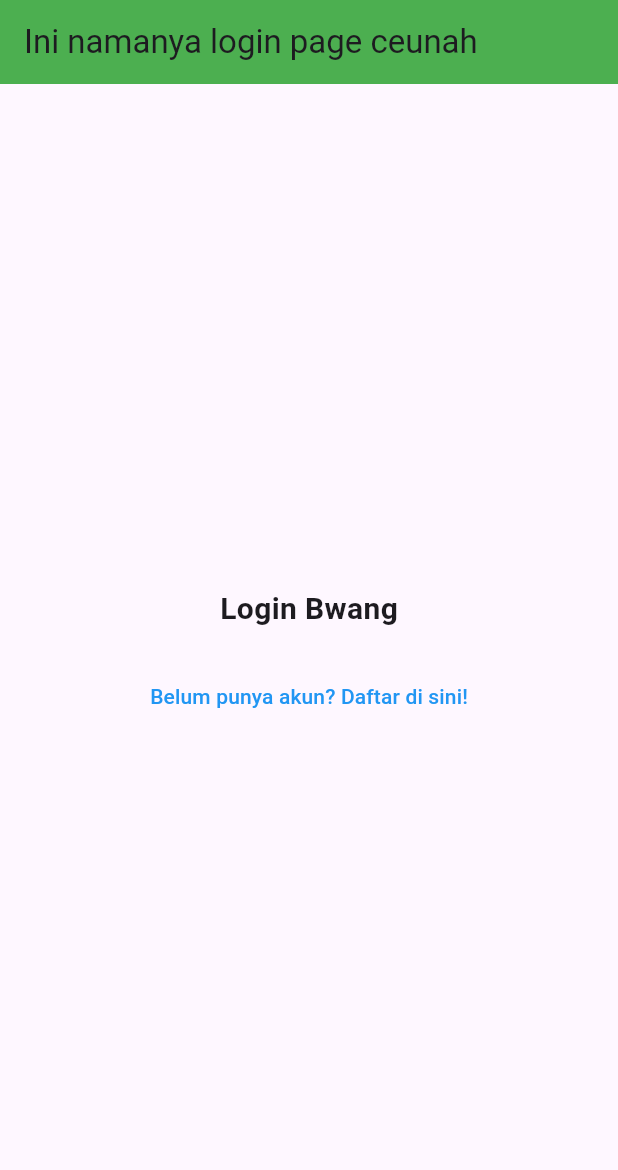
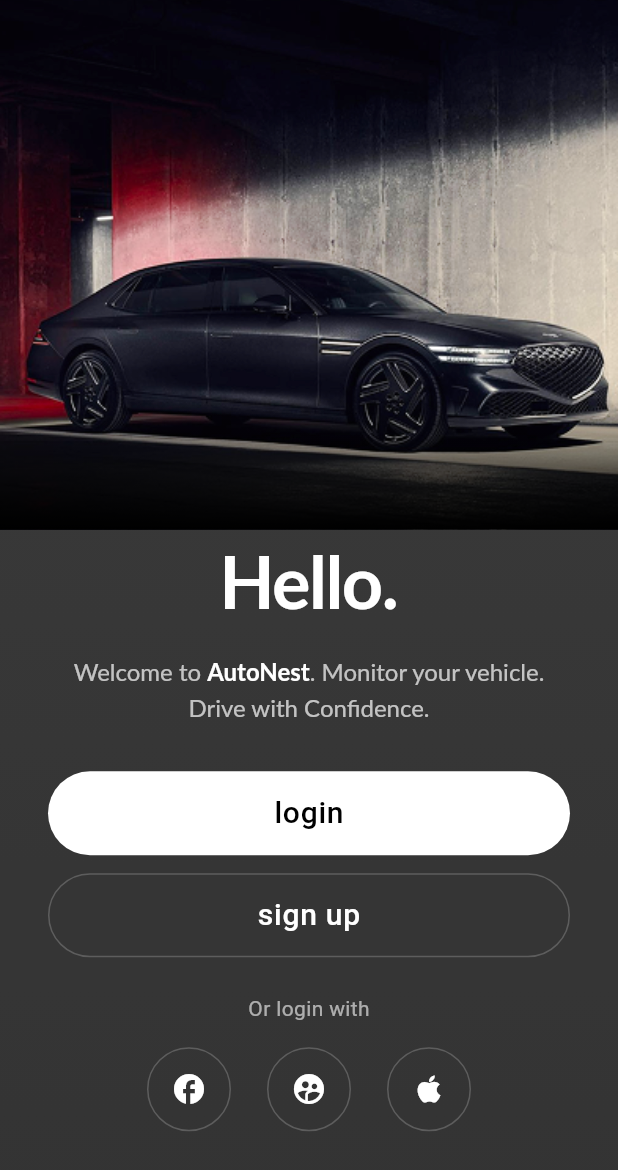
Before and after one commit to Wahyu-hdt/AutoNest, a Flutter app: the screen it shows after launch, on a phone screen of 412 x 824 dp. Shown: the top 1170 px of the screen. Run offline on Flutter 3.47's test engine with Material 3 defaults, Android fonts, the light colour scheme and no system bars.

Commit message:
login signup page

```diff
--- a/lib/main.dart
+++ b/lib/main.dart
@@ -2,6 +2,7 @@
 import 'pages/splash_screen.dart';
 import 'pages/login_page.dart';
 import 'pages/signup_page.dart';
+import 'pages/login_signup.dart';
 
 void main() {
   runApp(const MyApp());
@@ -20,6 +21,7 @@
         '/': (context) => SplashScreen(),
         '/login': (context) => LoginPage(),
         '/signup': (context) => SignUpPage(),
+        '/loginsignup': (context) => LoginSignup(),
       },
     );
   }
--- /dev/null
+++ b/lib/pages/login_signup.dart
@@ -0,0 +1,230 @@
+import 'package:flutter/material.dart';
+import 'dart:ui';
+
+class LoginSignup extends StatelessWidget {
+  const LoginSignup({super.key});
+
+  @override
+  Widget build(BuildContext context) {
+    return Scaffold(
+      body: Container(
+        decoration: const BoxDecoration(
+          gradient: LinearGradient(
+            begin: Alignment.topCenter,
+            end: Alignment.bottomCenter,
+            colors: [Color(0xFF0a0a0a), Colors.black], // Main background
+          ),
+        ),
+        child: SafeArea(
+          child: Column(
+            children: [
+              Expanded(
+                flex: 3,
+                child: Stack(
+                  children: [
+                    // Gambar Mobil Mercy diatas
+                    Positioned.fill(
+                      child: ColorFiltered(
+                        colorFilter: ColorFilter.mode(
+                          Colors.white.withOpacity(0.2),
+                          BlendMode.overlay,
+                        ),
+                        child: Image.asset(
+                          'assets/images/carimage.png',
+                          fit: BoxFit.cover,
+                        ),
+                      ),
+                    ),
+
+                    // Gradient Transisi foto ke Konten
+                    Positioned.fill(
+                      child: Container(
+                        decoration: BoxDecoration(
+                          gradient: LinearGradient(
+                            begin: Alignment.topCenter,
+                            end: Alignment.bottomCenter,
+                            colors: [
+                              Colors.transparent,
+                              Colors.transparent,
+                              Colors.black.withOpacity(0.7),
+                              Colors.black,
+                            ],
+                            stops: const [0.0, 0.75, 0.9, 1.0],
+                          ),
+                        ),
+                      ),
+                    ),
+                  ],
+                ),
+              ),
+
+              //Teks Hello dan Welcome
+              Expanded(
+                flex: 4,
+                child: Padding(
+                  padding: const EdgeInsets.symmetric(horizontal: 32.0),
+                  child: Column(
+                    children: [
+                      const Text(
+                        'Hello.',
+                        style: TextStyle(
+                          fontFamily: 'Lato', // Added Lato
+                          fontSize: 48,
+                          fontWeight: FontWeight.bold,
+                          color: Colors.white,
+                          letterSpacing: -1,
+                        ),
+                      ),
+                      const SizedBox(height: 12),
+                      RichText(
+                        textAlign: TextAlign.center,
+                        text: TextSpan(
+                          style: TextStyle(
+                            fontFamily: 'Lato',
+                            fontSize: 16,
+                            color: Colors.white.withOpacity(0.7),
+                            height: 1.5,
+                          ),
+                          children: const [
+                            TextSpan(
+                              text: 'Welcome to ',
+                              style: TextStyle(
+                                fontFamily: 'Lato',
+                                fontWeight: FontWeight.w400,
+                              ),
+                            ),
+                            TextSpan(
+                              text: 'AutoNest',
+                              style: TextStyle(
+                                fontFamily: 'Lato',
+                                fontWeight: FontWeight.bold,
+                                color: Colors.white,
+                              ),
+                            ),
+                            TextSpan(
+                              text:
+                                  '. Monitor your vehicle.\nDrive with Confidence.',
+                              style: TextStyle(
+                                fontFamily: 'Lato',
+                                fontWeight: FontWeight.w400,
+                              ),
+                            ),
+                          ],
+                        ),
+                      ),
+                      // Login Router dan Button
+                      const SizedBox(height: 32),
+                      SizedBox(
+                        width: double.infinity,
+                        height: 56,
+                        child: ElevatedButton(
+                          onPressed: () {
+                            Navigator.pushNamed(context, '/login');
+                          },
+                          style: ElevatedButton.styleFrom(
+                            backgroundColor: Colors.white,
+                            foregroundColor: Colors.black,
+                            shape: RoundedRectangleBorder(
+                              borderRadius: BorderRadius.circular(28),
+                            ),
+                            elevation: 0,
+                            shadowColor: Colors.transparent,
+                          ),
+                          child: const Text(
+                            'login',
+                            style: TextStyle(
+                              fontSize: 20,
+                              fontWeight: FontWeight.w500,
+                              letterSpacing: 0.5,
+                            ),
+                          ),
+                        ),
+                      ),
+
+                      // SignUp Router dan Button
+                      const SizedBox(height: 12),
+                      SizedBox(
+                        width: double.infinity,
+                        height: 56,
+                        child: OutlinedButton(
+                          onPressed: () {
+                            Navigator.pushNamed(context, '/signup');
+                          },
+                          style: OutlinedButton.styleFrom(
+                            foregroundColor: Colors.white,
+                            side: BorderSide(
+                              color: Colors.white.withOpacity(0.2),
+                              width: 1,
+                            ),
+                            shape: RoundedRectangleBorder(
+                              borderRadius: BorderRadius.circular(28),
+                            ),
+                          ),
+                          child: const Text(
+                            'sign up',
+                            style: TextStyle(
+                              fontSize: 20,
+                              fontWeight: FontWeight.w500,
+                              letterSpacing: 0.5,
+                            ),
+                          ),
+                        ),
+                      ),
+                      const SizedBox(height: 24),
+                      Text(
+                        'Or login with',
+                        style: TextStyle(
+                          color: Colors.white.withOpacity(0.6),
+                          fontSize: 14,
+                          fontWeight: FontWeight.w400,
+                        ),
+                      ),
+                      const SizedBox(height: 16),
+                      Row(
+                        mainAxisAlignment: MainAxisAlignment.center,
+                        // Medsos button
+                        children: [
+                          _socialButton(icon: Icons.facebook, onPressed: () {}),
+                          const SizedBox(width: 24),
+                          _socialButton(
+                            icon: Icons.supervised_user_circle,
+                            onPressed: () {},
+                          ),
+                          const SizedBox(width: 24),
+                          _socialButton(icon: Icons.apple, onPressed: () {}),
+                        ],
+                      ),
+                      const Spacer(),
+                    ],
+                  ),
+                ),
+              ),
+            ],
+          ),
+        ),
+      ),
+    );
+  }
+
+  Widget _socialButton({
+    required IconData icon,
+    required VoidCallback onPressed,
+  }) {
+    return Container(
+      width: 56,
+      height: 56,
+      decoration: BoxDecoration(
+        shape: BoxShape.circle,
+        border: Border.all(color: Colors.white.withOpacity(0.2), width: 1),
+      ),
+      child: Material(
+        color: Colors.transparent,
+        child: InkWell(
+          onTap: onPressed,
+          borderRadius: BorderRadius.circular(28),
+          child: Center(child: Icon(icon, color: Colors.white, size: 24)),
+        ),
+      ),
+    );
+  }
+}
--- a/lib/pages/splash_screen.dart
+++ b/lib/pages/splash_screen.dart
@@ -5,8 +5,8 @@
 
   @override
   Widget build(BuildContext context) {
-    Future.delayed(const Duration(seconds: 5), () {
-      Navigator.pushReplacementNamed(context, '/login');
+    Future.delayed(const Duration(seconds: 3), () {
+      Navigator.pushReplacementNamed(context, '/loginsignup');
     });
 
     return Container(
--- a/pubspec.yaml
+++ b/pubspec.yaml
@@ -30,6 +30,7 @@
 dependencies:
   flutter:
     sdk: flutter
+  flutter_svg: ^2.0.10+1
 
   # The following adds the Cupertino Icons font to your application.
   # Use with the CupertinoIcons class for iOS style icons.
@@ -57,12 +58,15 @@
   uses-material-design: true
   assets:
     - assets/images/
+    - assets/svg/
   fonts:
     - family: Lato
       fonts:
         - asset: assets/font/lato.regular.ttf
         - asset: assets/font/lato.bold.ttf
           weight: 700
+        - asset: assets/font/lato-hairline.ttf
+          weight: 100
 
   # To add assets to your application, add an assets section, like this:
   # assets:
```
Also changed, not shown: assets/font/lato-hairline.ttf (added), assets/images/carimage.png (added), assets/svg/LogoAutoNest.svg (added), pubspec.lock.
